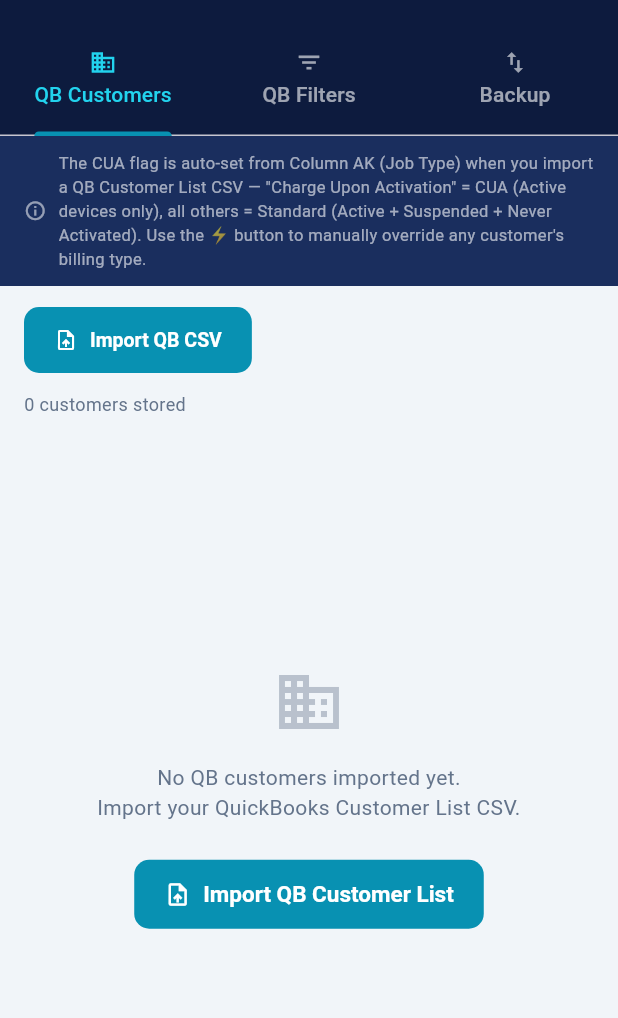
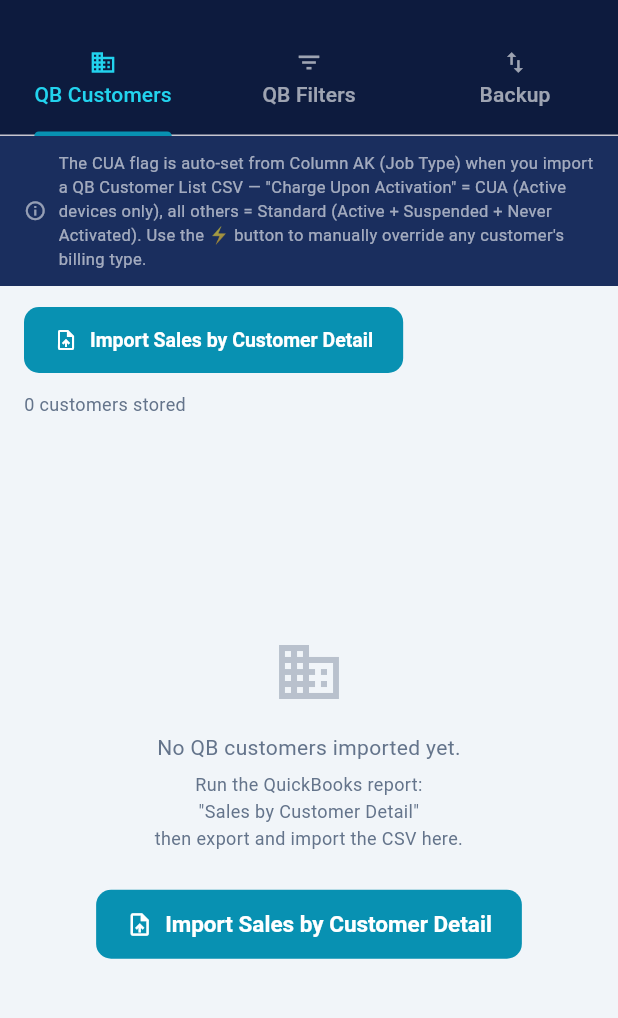
Before and after one commit to rodney-s1/activations-tracker, a Flutter app: the SettingsScreen screen opened directly, on a phone screen of 412 x 824 dp, the part 59-1077 px from its top. Run offline on Flutter 3.47's test engine with Material 3 defaults, Android fonts, the phone set to English and light mode, and no system bars; our stand-ins replace file_picker, hive, hive_flutter, shared_preferences; missing offline and left inert: dart:html, dart:js, dart:js_interop; accounts and stored records are empty; statements that could not run were skipped.

Commit message:
Fix: rename QB import button to 'Sales by Customer Detail' + add report hint on empty state

```diff
--- a/lib/screens/settings_screen.dart
+++ b/lib/screens/settings_screen.dart
@@ -182,7 +182,7 @@
                   ElevatedButton.icon(
                     onPressed: _importQbCsv,
                     icon: const Icon(Icons.upload_file, size: 16),
-                    label: const Text('Import QB CSV', style: TextStyle(fontSize: 13)),
+                    label: const Text('Import Sales by Customer Detail', style: TextStyle(fontSize: 13)),
                     style: ElevatedButton.styleFrom(
                       backgroundColor: AppTheme.teal,
                       foregroundColor: Colors.white,
@@ -261,16 +261,25 @@
                               color: AppTheme.textSecondary.withValues(alpha: 0.4)),
                           const SizedBox(height: 16),
                           const Text(
-                            'No QB customers imported yet.\n'
-                            'Import your QuickBooks Customer List CSV.',
+                            'No QB customers imported yet.',
                             textAlign: TextAlign.center,
                             style: TextStyle(color: AppTheme.textSecondary),
+                          ),
+                          const SizedBox(height: 6),
+                          const Text(
+                            'Run the QuickBooks report:\n"Sales by Customer Detail"\nthen export and import the CSV here.',
+                            textAlign: TextAlign.center,
+                            style: TextStyle(
+                              fontSize: 12,
+                              color: AppTheme.textSecondary,
+                              height: 1.5,
+                            ),
                           ),
                           const SizedBox(height: 24),
                           ElevatedButton.icon(
                             onPressed: _importQbCsv,
                             icon: const Icon(Icons.upload_file),
-                            label: const Text('Import QB Customer List'),
+                            label: const Text('Import Sales by Customer Detail'),
                           ),
                         ],
                       ),
```
